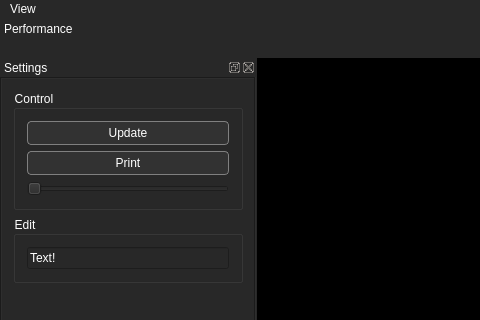
Old version of the form mainwindow.ui in the repository mario-holubar/OutliNE; both pictures show x 0 to 480 and y 0 to 320 of the 1280 by 720 pixel window.
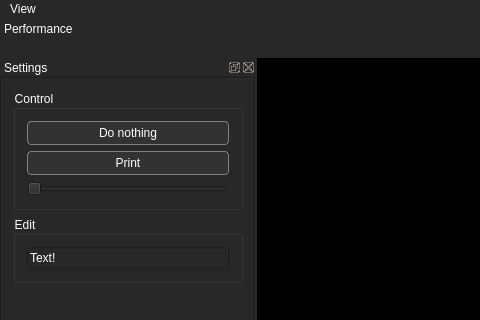
New version of the form.

Patch:
```diff
--- a/mainwindow.ui
+++ b/mainwindow.ui
@@ -256,7 +256,7 @@
             <item>
              <widget class="QPushButton" name="pushButton">
               <property name="text">
-               <string>Update</string>
+               <string>Do nothing</string>
               </property>
              </widget>
             </item>
```
